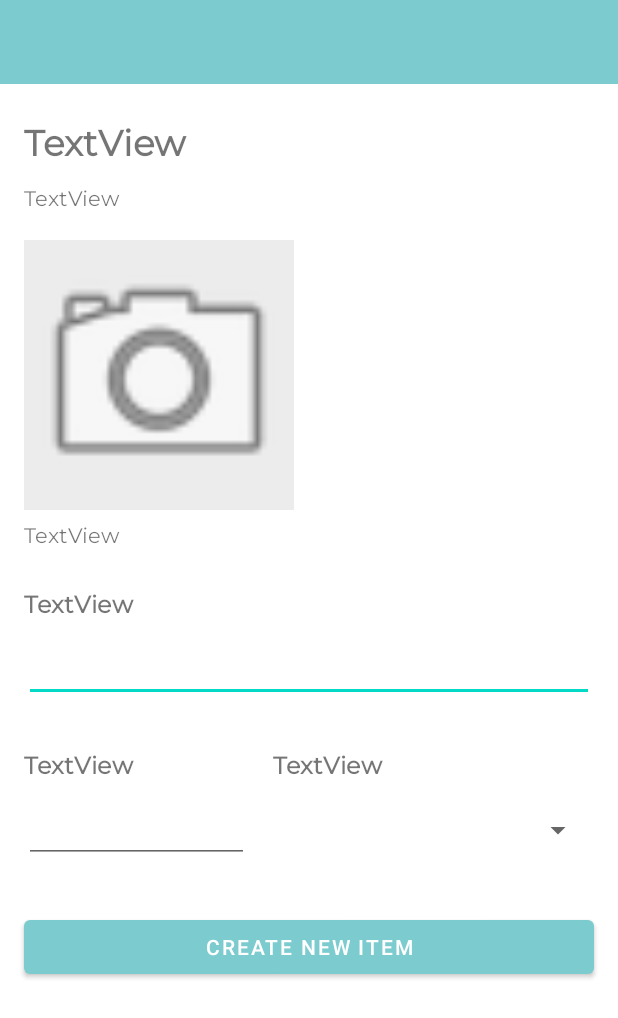
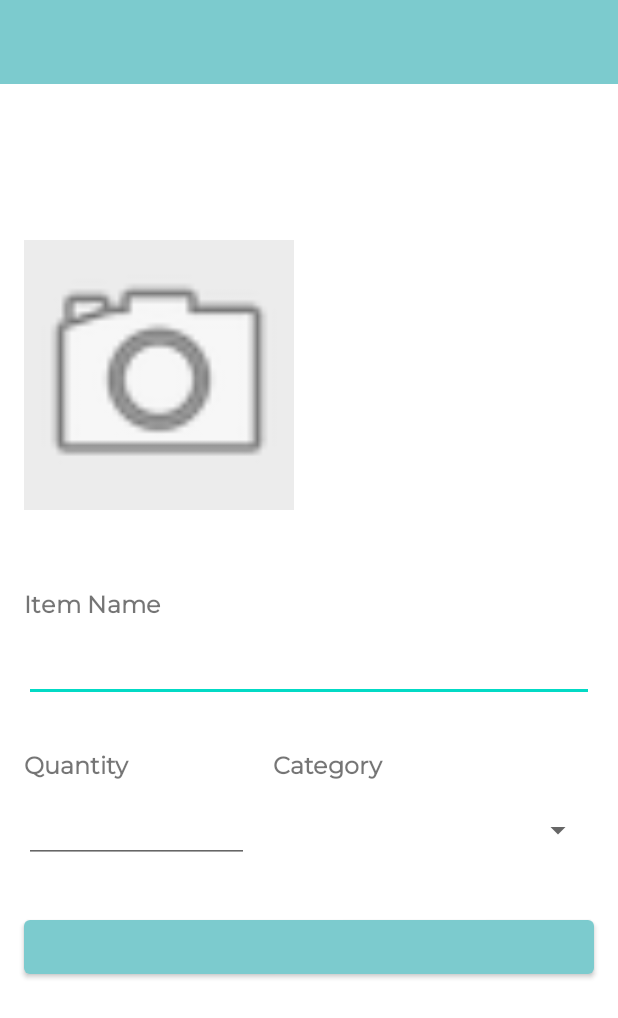
Before and after one commit to jordanchoi/mad21-t02-assignment-teampk, an Android app: the layout activity_create_item.xml on its own in the app's theme, with its tools: preview values and no code run, on a phone screen of 412 x 824 dp. Shown: the top 1018 px of the screen. Run offline under Robolectric (Android 15) with nearby library versions, the phone set to English and light mode, and no system bars.

Commit message:
Layout transfer all string to xml

```diff
--- a/app/src/main/java/sg/edu/np/mad/teampk/stufftrek/LocationActivity.java
+++ b/app/src/main/java/sg/edu/np/mad/teampk/stufftrek/LocationActivity.java
@@ -73,8 +73,7 @@ public class LocationActivity extends AppCompatActivity {
         rv.setAdapter(locAdapter);
 
         // Set the texts of the respective header widgets of the activity.
-        locationTitle.setText("Your Locations");
-        locationDesc.setText("Create and view your locations.\nE.g) Houses, Offices");
+
 
         if (locationList.size() == 0)
         {
--- a/app/src/main/res/layout/activity_category_items.xml
+++ b/app/src/main/res/layout/activity_category_items.xml
@@ -33,7 +33,7 @@
                 android:layout_marginStart="24dp"
                 android:layout_marginTop="16dp"
                 android:fontFamily="@font/montserrat"
-                android:text="Items"
+                android:text="@string/items"
                 android:textAllCaps="true"
                 android:textSize="16sp"
                 android:textStyle="bold"
--- a/app/src/main/res/layout/activity_create_item.xml
+++ b/app/src/main/res/layout/activity_create_item.xml
@@ -38,7 +38,6 @@
                 android:layout_marginTop="24dp"
                 android:layout_marginEnd="16dp"
                 android:fontFamily="@font/montserrat"
-                android:text="TextView"
                 android:textSize="24sp"
                 android:textStyle="bold"
                 app:layout_constraintEnd_toEndOf="parent"
@@ -52,7 +51,6 @@
                 android:layout_height="wrap_content"
                 android:layout_marginTop="8dp"
                 android:fontFamily="@font/montserrat"
-                android:text="TextView"
                 app:layout_constraintEnd_toEndOf="@+id/createItemTitleTv"
                 app:layout_constraintStart_toStartOf="@+id/createItemTitleTv"
                 app:layout_constraintTop_toBottomOf="@+id/createItemTitleTv" />
@@ -63,7 +61,7 @@
                 android:layout_height="wrap_content"
                 android:layout_marginTop="24dp"
                 android:fontFamily="@font/montserrat"
-                android:text="TextView"
+                android:text="@string/item_name"
                 android:textSize="16sp"
                 android:textStyle="bold"
                 app:layout_constraintEnd_toEndOf="@+id/captureItemDescTv"
@@ -76,7 +74,6 @@
                 android:layout_height="wrap_content"
                 android:layout_marginTop="8dp"
                 android:fontFamily="@font/montserrat"
-                android:text="TextView"
                 app:layout_constraintEnd_toEndOf="@+id/createItemDescTv"
                 app:layout_constraintStart_toStartOf="@+id/captureItemBtn"
                 app:layout_constraintTop_toBottomOf="@+id/captureItemBtn" />
@@ -87,7 +84,6 @@
                 android:layout_height="wrap_content"
                 android:layout_marginTop="4dp"
                 android:fontFamily="@font/montserrat"
-                android:text="TextView"
                 android:textColor="@color/design_default_color_error"
                 android:textSize="12sp"
                 android:visibility="gone"
@@ -127,7 +123,7 @@
                 android:layout_marginTop="32dp"
                 android:layout_marginEnd="8dp"
                 android:fontFamily="@font/montserrat"
-                android:text="TextView"
+                android:text="@string/quantity"
                 android:textSize="16sp"
                 android:textStyle="bold"
                 app:layout_constraintEnd_toStartOf="@+id/itemCatPromptTv"
@@ -154,7 +150,7 @@
                 android:layout_height="wrap_content"
                 android:layout_marginStart="8dp"
                 android:fontFamily="@font/montserrat"
-                android:text="TextView"
+                android:text="@string/category"
                 android:textSize="16sp"
                 android:textStyle="bold"
                 app:layout_constraintEnd_toEndOf="@+id/itemNameEt"
@@ -177,12 +173,13 @@
                 android:layout_height="wrap_content"
                 android:layout_marginTop="32dp"
                 android:layout_marginBottom="16dp"
-                android:text="Create New Item"
                 app:backgroundTint="@color/stufftrek_primary"
                 app:layout_constraintBottom_toBottomOf="parent"
                 app:layout_constraintEnd_toEndOf="@+id/itemCatSpinner"
+                app:layout_constraintHorizontal_bias="0.0"
                 app:layout_constraintStart_toStartOf="@+id/itemQtyEt"
-                app:layout_constraintTop_toBottomOf="@+id/itemQtyEt" />
+                app:layout_constraintTop_toBottomOf="@+id/itemQtyEt"
+                app:layout_constraintVertical_bias="1.0" />
 
             <TextView
                 android:id="@+id/iQtyErrorMsg"
--- a/app/src/main/res/layout/activity_firebase_sign_in.xml
+++ b/app/src/main/res/layout/activity_firebase_sign_in.xml
@@ -37,7 +37,7 @@
         android:layout_width="wrap_content"
         android:layout_height="wrap_content"
         android:layout_marginTop="8dp"
-        android:text="Skip Log In"
+        android:text="@string/skip"
         app:backgroundTint="@color/stufftrek_btn_color"
         app:layout_constraintEnd_toEndOf="parent"
         app:layout_constraintStart_toStartOf="parent"
--- a/app/src/main/res/layout/activity_items.xml
+++ b/app/src/main/res/layout/activity_items.xml
@@ -34,7 +34,7 @@
                 android:layout_marginStart="24dp"
                 android:layout_marginTop="16dp"
                 android:fontFamily="@font/montserrat"
-                android:text="Items"
+                android:text="@string/items"
                 android:textAllCaps="true"
                 android:textSize="16sp"
                 android:textStyle="bold"
--- a/app/src/main/res/layout/activity_location.xml
+++ b/app/src/main/res/layout/activity_location.xml
@@ -36,6 +36,7 @@
                 android:layout_marginStart="24dp"
                 android:layout_marginTop="32dp"
                 android:fontFamily="@font/montserrat"
+                android:text="@string/location_title"
                 android:textColor="#414141"
                 android:textSize="36sp"
                 android:textStyle="bold" />
@@ -46,7 +47,8 @@
                 android:layout_height="20dp"
                 android:layout_marginLeft="24dp"
                 android:layout_marginTop="8dp"
-                android:fontFamily="@font/montserrat" />
+                android:fontFamily="@font/montserrat"
+                android:text="@string/location_desc" />
 
             <TextView
                 android:id="@+id/noLocationTv"
--- a/app/src/main/res/layout/activity_location_details.xml
+++ b/app/src/main/res/layout/activity_location_details.xml
@@ -35,7 +35,7 @@
                 android:layout_marginStart="24dp"
                 android:layout_marginTop="24dp"
                 android:fontFamily="@font/montserrat"
-                android:text="Location"
+                android:text="@string/location"
                 android:textSize="36sp"
                 android:textStyle="bold"
                 app:layout_constraintEnd_toEndOf="parent"
@@ -48,7 +48,7 @@
                 android:layout_height="wrap_content"
                 android:layout_marginTop="24dp"
                 android:fontFamily="@font/montserrat"
-                android:text="Rooms"
+                android:text="@string/rooms"
                 android:textAllCaps="true"
                 android:textSize="16sp"
                 android:textStyle="bold"
@@ -78,7 +78,7 @@
                 android:layout_height="wrap_content"
                 android:layout_marginTop="24dp"
                 android:fontFamily="@font/montserrat"
-                android:text="Items"
+                android:text="@string/items"
                 android:textAllCaps="true"
                 android:textSize="16sp"
                 android:textStyle="bold"
--- a/app/src/main/res/layout/activity_room.xml
+++ b/app/src/main/res/layout/activity_room.xml
@@ -31,6 +31,7 @@
                 android:layout_height="wrap_content"
                 android:layout_marginTop="24dp"
                 android:fontFamily="@font/montserrat"
+                android:text="@string/items"
                 android:textSize="18sp"
                 android:textStyle="bold"
                 app:layout_constraintEnd_toEndOf="@+id/containersRv"
@@ -55,6 +56,7 @@
                 android:layout_marginTop="16dp"
                 android:layout_marginEnd="8dp"
                 android:fontFamily="@font/montserrat"
+                android:text="@string/containers"
                 android:textSize="18sp"
                 android:textStyle="bold"
                 app:layout_constraintEnd_toEndOf="parent"
--- a/app/src/main/res/layout/activity_settings.xml
+++ b/app/src/main/res/layout/activity_settings.xml
@@ -10,7 +10,7 @@
         android:id="@+id/signOutBtn"
         android:layout_width="wrap_content"
         android:layout_height="wrap_content"
-        android:text="Sign Out"
+        android:text="@string/sign_out"
         app:layout_constraintBottom_toBottomOf="parent"
         app:layout_constraintEnd_toEndOf="parent"
         app:layout_constraintStart_toStartOf="parent"
@@ -21,7 +21,7 @@
         android:id="@+id/backupBtn"
         android:layout_width="wrap_content"
         android:layout_height="wrap_content"
-        android:text="Backup"
+        android:text="@string/backup"
         app:layout_constraintEnd_toEndOf="parent"
         app:layout_constraintStart_toStartOf="parent"
         app:layout_constraintTop_toBottomOf="@+id/signOutBtn" />
@@ -30,7 +30,7 @@
         android:id="@+id/loadBackupBtn"
         android:layout_width="wrap_content"
         android:layout_height="wrap_content"
-        android:text="Load"
+        android:text="@string/load"
         app:layout_constraintEnd_toEndOf="parent"
         app:layout_constraintStart_toStartOf="parent"
         app:layout_constraintTop_toBottomOf="@+id/backupBtn" />
--- a/app/src/main/res/layout/vh_containers.xml
+++ b/app/src/main/res/layout/vh_containers.xml
@@ -24,7 +24,6 @@
         android:layout_width="0dp"
         android:layout_height="wrap_content"
         android:fontFamily="@font/montserrat"
-        android:text="TextView"
         android:textAlignment="center"
         android:textColor="@color/white"
         android:textStyle="bold"
--- a/app/src/main/res/layout/vh_containers_cat.xml
+++ b/app/src/main/res/layout/vh_containers_cat.xml
@@ -12,7 +12,6 @@
         android:layout_marginTop="8dp"
         android:layout_marginEnd="8dp"
         android:fontFamily="@font/montserrat"
-        android:text="TextView"
         android:textSize="16sp"
         android:textStyle="bold"
         app:layout_constraintEnd_toEndOf="parent"
@@ -34,7 +33,6 @@
         android:layout_width="0dp"
         android:layout_height="wrap_content"
         android:fontFamily="@font/montserrat"
-        android:text="TextView"
         app:layout_constraintBottom_toBottomOf="@+id/containersRv"
         app:layout_constraintEnd_toEndOf="@+id/containersRv"
         app:layout_constraintStart_toStartOf="@+id/containersRv"
--- a/app/src/main/res/layout/vh_location.xml
+++ b/app/src/main/res/layout/vh_location.xml
@@ -14,7 +14,6 @@
         android:layout_marginTop="48dp"
         android:layout_marginBottom="48dp"
         android:fontFamily="@font/montserrat"
-        android:text="TextView"
         android:textAlignment="center"
         android:textSize="24sp"
         app:layout_constraintBottom_toBottomOf="parent"
@@ -37,7 +36,6 @@
         android:layout_height="wrap_content"
         android:inputType="number"
         android:numeric="integer"
-        android:text="locationId"
         android:visibility="invisible"
         app:layout_constraintStart_toStartOf="parent"
         app:layout_constraintTop_toTopOf="parent" />
--- a/app/src/main/res/layout/vh_room.xml
+++ b/app/src/main/res/layout/vh_room.xml
@@ -22,7 +22,6 @@
         android:layout_height="wrap_content"
         android:inputType="number"
         android:numeric="integer"
-        android:text="roomId"
         android:visibility="invisible"
         app:layout_constraintStart_toStartOf="parent"
         app:layout_constraintTop_toTopOf="parent" />
```
Also changed, not shown: app/src/main/res/layout/activity_create_container.xml (+2 -7 lines), app/src/main/res/layout/vh_category.xml (+5 -5 lines), app/src/main/res/values/strings.xml (+19 -0 lines).
